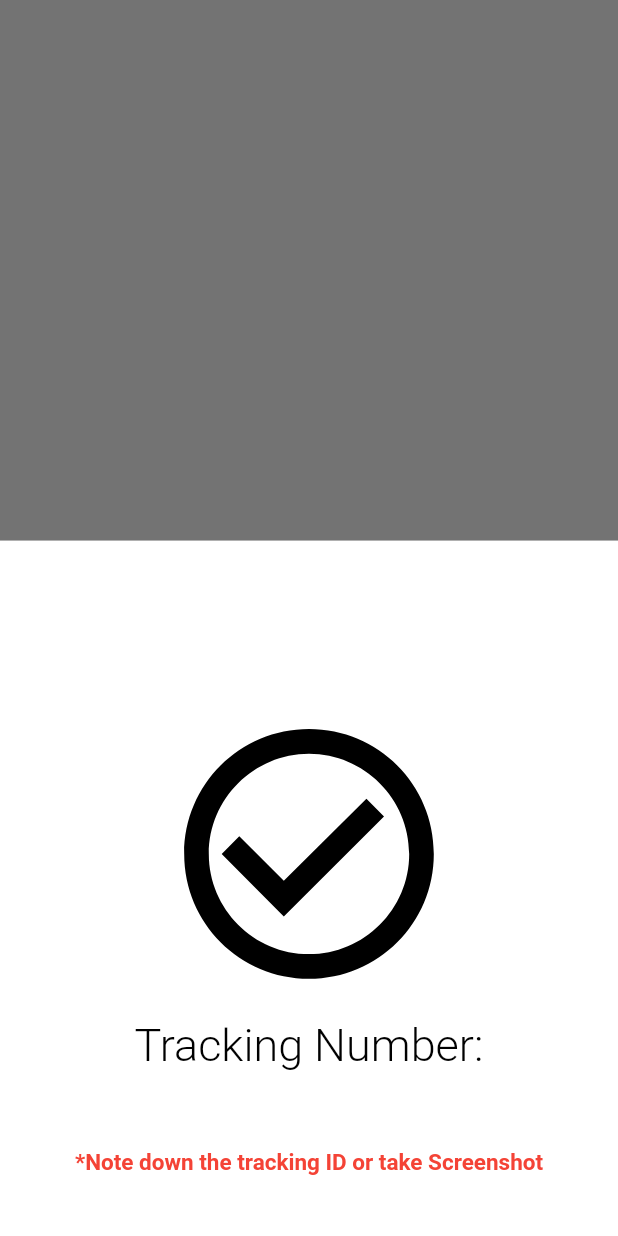
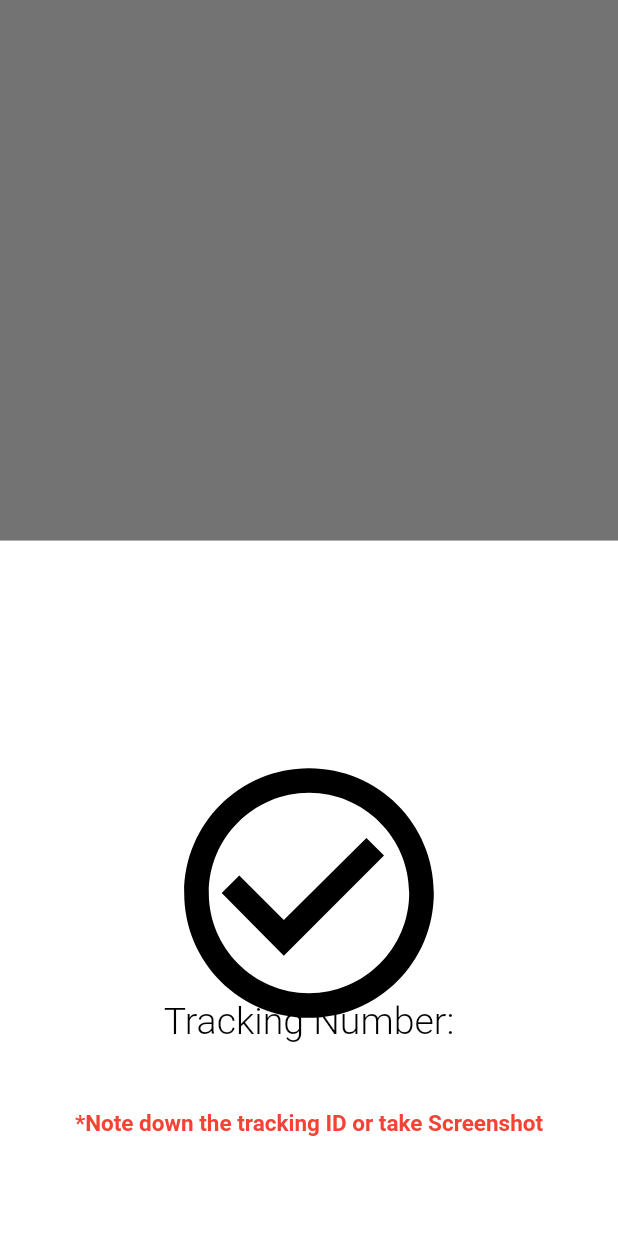
Before and after one commit to ramyak-mehra/samadhaan-master123, a Flutter app: what bottomSheet() shows on an empty page, opened directly with empty values, on a phone screen of 412 x 824 dp. Run offline on Flutter 3.47's test engine with Material 2 defaults, Android fonts, the light colour scheme and no system bars; our stand-ins replace cloud_firestore, flutter_spinkit; accounts and stored records are empty.

Commit message:
sid code

```diff
--- a/lib/data/constants.dart
+++ b/lib/data/constants.dart
@@ -272,7 +272,8 @@ Widget bottomSheet(String title, String refNum, BuildContext context) {
   showModalBottomSheet(
     context: context,
     builder: (context) {
-      return Container(
+      return Expanded(
+        child: Container(
           color: Colors.white,
           child: Column(
             mainAxisAlignment: MainAxisAlignment.center,
@@ -287,20 +288,30 @@ Widget bottomSheet(String title, String refNum, BuildContext context) {
               SizedBox(
                 height: 15,
               ),
-            Icon(
+              Flexible(
+                child: Hero(
+                  tag: '',
+                  child: Icon(
                     Icons.check_circle_outline,
                     size: 200,
                     color: Colors.black,
                   ),
+                ),
+              ),
               SizedBox(
                 height: 10,
               ),
-            Text(
+              Flexible(
+                child: Hero(
+                  tag: "1",
+                  child: Text(
                     "Tracking Number:",
                     style: TextStyle(
                         color: Colors.black,
                         fontWeight: FontWeight.w300,
-                  fontSize: 30),
+                        fontSize: 25),
+                  ),
+                ),
               ),
               SizedBox(
                 height: 10,
@@ -310,14 +321,17 @@ Widget bottomSheet(String title, String refNum, BuildContext context) {
                 style: TextStyle(
                     color: Colors.black,
                     fontWeight: FontWeight.bold,
-                  fontSize: 36),
+                    fontSize: 30),
               ),
               Text(
                 '*Note down the tracking ID or take Screenshot',
                 style: TextStyle(
-                  color: Colors.red, fontWeight: FontWeight.bold, fontSize: 15),
+                    color: Colors.red,
+                    fontWeight: FontWeight.bold,
+                    fontSize: 15),
               ),
             ],
+          ),
         ),
       );
     },
--- a/lib/screens/home.dart
+++ b/lib/screens/home.dart
@@ -58,7 +58,7 @@ class _HomeState extends State<Home> with SingleTickerProviderStateMixin {
                         ));
                       },
                       child: Container(
-                        padding: EdgeInsets.all(10),
+                        padding: EdgeInsets.all(0),
                         width: MediaQuery.of(context).size.width * .3,
                         height: MediaQuery.of(context).size.width * .3,
                         decoration: BoxDecoration(
--- a/lib/screens/tracking.dart
+++ b/lib/screens/tracking.dart
@@ -78,7 +78,8 @@ class _TrackingState extends State<Tracking>
                   child: IconButton(
                     onPressed: () async {
                       if (_trackingController.text != null &&
-                          _trackingController.text.length == 16) {
+                          (_trackingController.text.length >= 17) &&
+                          _trackingController.text.length <= 19) {
                         String trackID = _trackingController.text;
                         bool check = await checkExist(trackID: trackID);
                         print(check);
--- a/pubspec.yaml
+++ b/pubspec.yaml
@@ -26,6 +26,7 @@ dependencies:
   firebase_database: ^3.1.6
   flutter_spinkit: ^4.1.2+1
   cloud_firestore: ^0.13.6
+  intl: ^0.15.8
 
 
   # The following adds the Cupertino Icons font to your application.
```
Also changed, not shown: lib/screens/complaint.dart (+38 -2 lines), pubspec.lock. Lines whose indentation alone changed are shown as unchanged.
